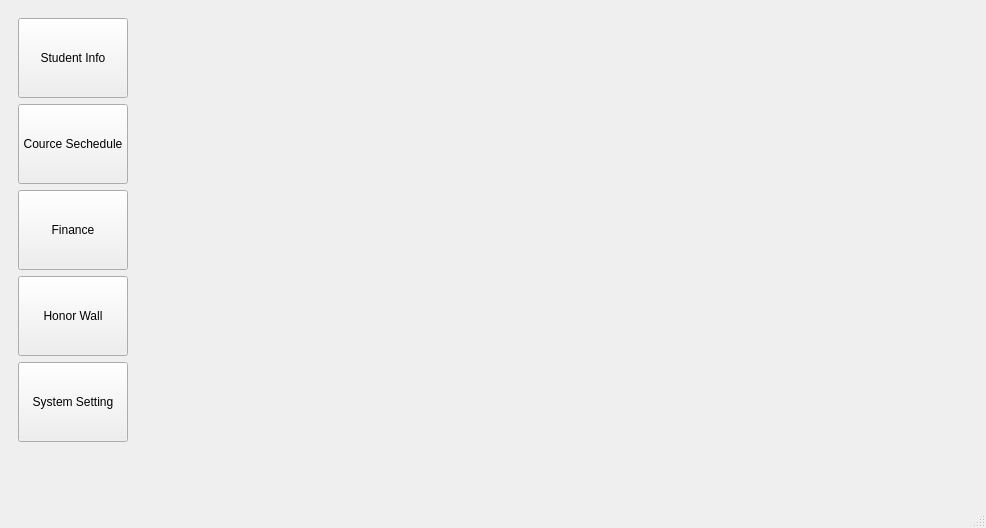
This is mainwindow.ui in savvyinsight/StudentManagementSystem as Qt 5 draws it before an edit. The edited form follows.
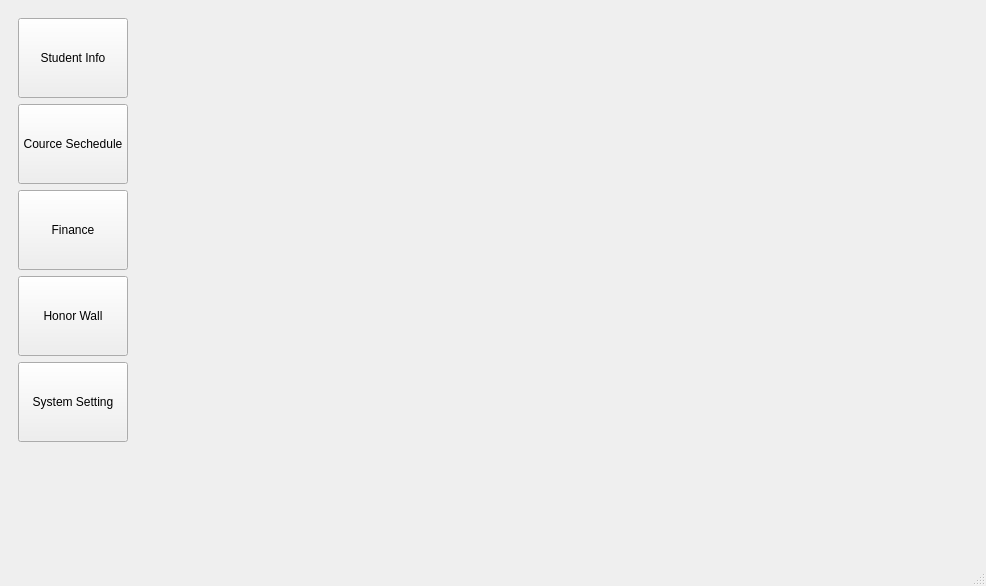
This is the edited form. Icons and pictures are not drawn. Custom widgets are drawn as their Qt base class.

What changed in the file:
```diff
--- a/mainwindow.ui
+++ b/mainwindow.ui
@@ -7,7 +7,7 @@
     <x>0</x>
     <y>0</y>
     <width>986</width>
-    <height>528</height>
+    <height>586</height>
    </rect>
   </property>
   <property name="windowTitle">
```
Left out of the diff: 14 changed lines with no effect on the pictures.
